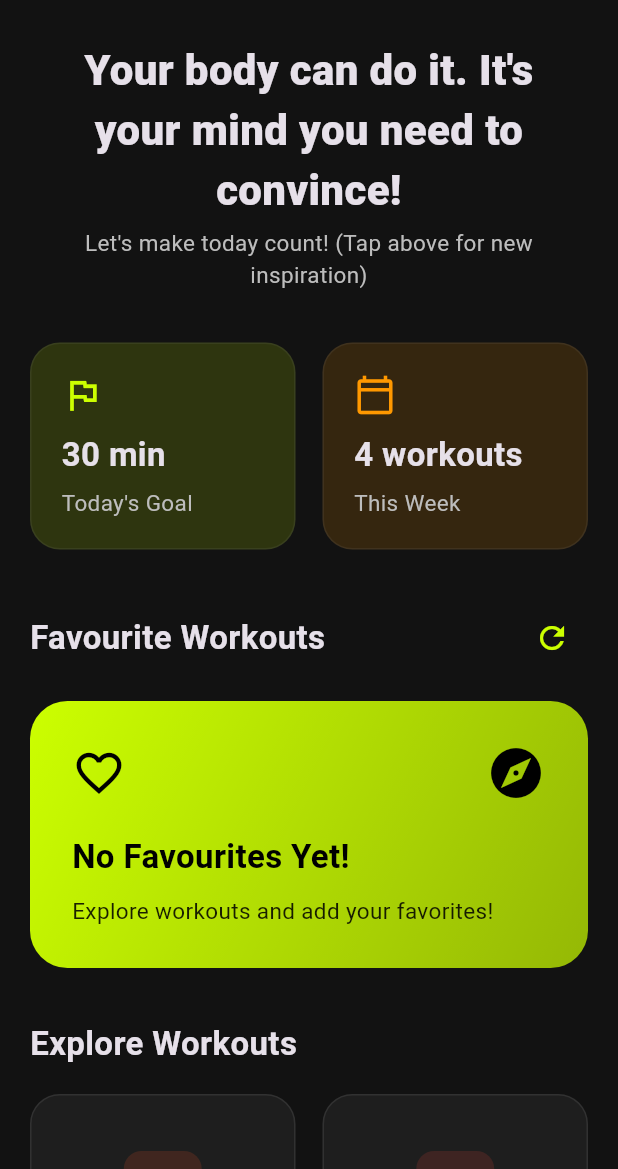
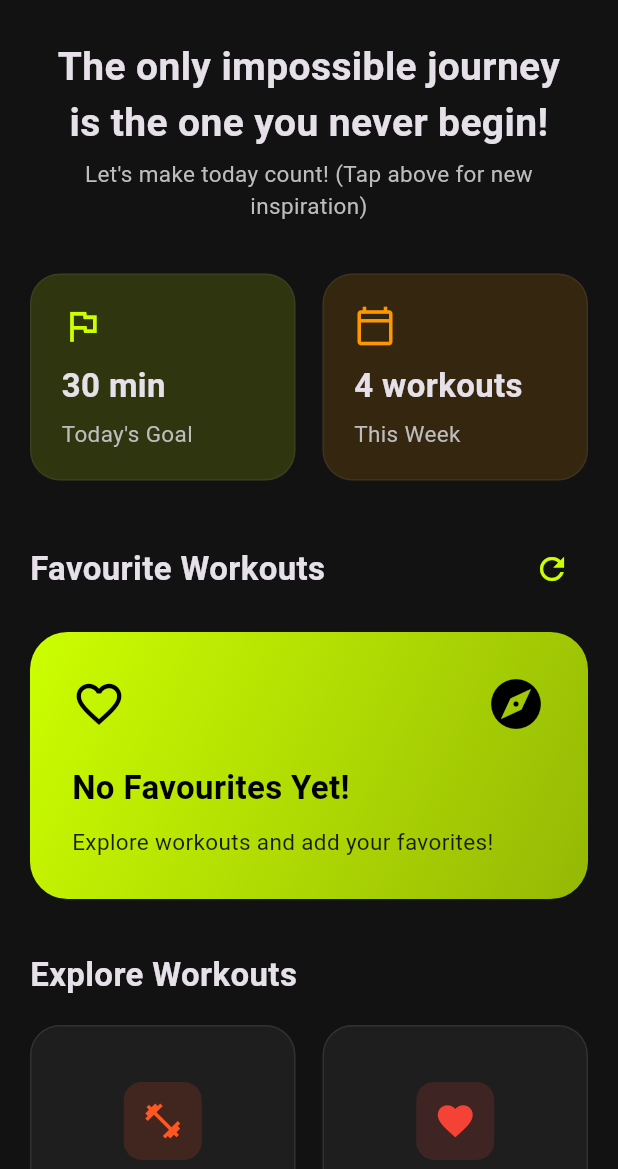
Before and after one commit to Rafiqirobi/FitTrack, a Flutter app: the HomeScreen screen opened directly, after a tap on the "refresh" icon, on a phone screen of 412 x 824 dp, the part 67-1236 px from its top. Run offline on Flutter 3.47's test engine with Material 3 defaults, Android fonts, the light colour scheme and no system bars; our stand-ins replace audioplayers, cloud_firestore, firebase_auth, firebase_core, shared_preferences, video_player; accounts and stored records are empty.

Commit message:
Refactor HomeScreen to replace daily inspiration with motivational quotes; update animations and related methods for improved functionality

```diff
--- a/lib/screens/home_screen.dart
+++ b/lib/screens/home_screen.dart
@@ -1,6 +1,6 @@
 import 'package:flutter/material.dart';
+import 'dart:async';
 import 'dart:math';
-import 'dart:async';
 import 'package:FitTrack/services/firestore_service.dart';
 import 'package:FitTrack/models/workout_model.dart';
 
@@ -71,30 +71,8 @@ class _HomeScreenState extends State<HomeScreen> with TickerProviderStateMixin {
   bool _loadingFavoriteWorkouts = true;
   StreamSubscription? _favoritesSubscription;
 
-  // --- Animation Controllers and Animations ---
-  // Declared as `late` because they are initialized in `initState`.
-
-  late AnimationController _headerController;
-  late Animation<Offset> _headerSlideAnimation;
-  late Animation<double> _headerFadeAnimation;
-
-  late AnimationController _statsController;
-  late Animation<Offset> _statsSlideAnimation;
-  late Animation<double> _statsFadeAnimation;
-
-  late AnimationController _quickStartController;
-  late Animation<double> _quickStartScaleAnimation;
-
-  late List<AnimationController> _categoryControllers;
-  late List<Animation<double>> _categoryFadeAnimations;
-  late List<Animation<Offset>> _categorySlideAnimations;
-
-  late AnimationController _inspirationController;
-  late Animation<Offset> _inspirationSlideAnimation;
-  late Animation<double> _inspirationFadeAnimation;
-
-  // Daily inspiration quotes
-  final List<String> _inspirationalQuotes = [
+  // --- Motivational Quotes ---
+  final List<String> _motivationalQuotes = [
     "Your body can do it. It's your mind you need to convince!",
     "Don't stop when you're tired. Stop when you're done!",
     "The pain you feel today will be the strength you feel tomorrow!",
@@ -114,17 +92,35 @@ class _HomeScreenState extends State<HomeScreen> with TickerProviderStateMixin {
     "Believe in yourself and you will be unstoppable!",
     "Progress, not perfection!",
     "Make it happen!",
-    "Today's pain is tomorrow's power!"
+    "Today's pain is tomorrow's power!",
+    "The only impossible journey is the one you never begin!",
+    "Sweat is just fat crying!",
+    "Your only limit is your mind!",
+    "Wake up with determination, go to bed with satisfaction!",
+    "A champion is someone who gets up when they can't!"
   ];
 
-  String _dailyInspiration = '';
+  String _currentQuote = '';
 
-  void _generateDailyInspiration() {
-    final random = Random();
-    setState(() {
-      _dailyInspiration = _inspirationalQuotes[random.nextInt(_inspirationalQuotes.length)];
-    });
-  }
+  // --- Animation Controllers and Animations ---
+  // Declared as `late` because they are initialized in `initState`.
+
+  late AnimationController _headerController;
+  late Animation<Offset> _headerSlideAnimation;
+  late Animation<double> _headerFadeAnimation;
+
+  late AnimationController _statsController;
+  late Animation<Offset> _statsSlideAnimation;
+  late Animation<double> _statsFadeAnimation;
+
+  late AnimationController _quickStartController;
+  late Animation<double> _quickStartScaleAnimation;
+
+  late List<AnimationController> _categoryControllers;
+  late List<Animation<double>> _categoryFadeAnimations;
+  late List<Animation<Offset>> _categorySlideAnimations;
+
+
 
   void _loadFavoriteWorkouts() {
     // Cancel existing subscription if any
@@ -160,6 +156,13 @@ class _HomeScreenState extends State<HomeScreen> with TickerProviderStateMixin {
     _loadFavoriteWorkouts();
     // Add a small delay to show the refresh indicator
     await Future.delayed(Duration(milliseconds: 500));
+  }
+
+  void _generateRandomQuote() {
+    final random = Random();
+    setState(() {
+      _currentQuote = _motivationalQuotes[random.nextInt(_motivationalQuotes.length)];
+    });
   }
 
   void _navigateToWorkout(String workoutId, String workoutName) {
@@ -283,26 +286,11 @@ class _HomeScreenState extends State<HomeScreen> with TickerProviderStateMixin {
             )))
         .toList();
 
-    // Inspiration Card Animation
-    _inspirationController = AnimationController(
-      vsync: this,
-      duration: const Duration(milliseconds: 1200), // Longest for a late, smooth appearance
-    );
-    _inspirationSlideAnimation = Tween<Offset>(
-      begin: const Offset(0, 0.4),
-      end: Offset.zero,
-    ).animate(CurvedAnimation(
-      parent: _inspirationController,
-      curve: Curves.easeOutCubic,
-    ));
-    _inspirationFadeAnimation = Tween<double>(begin: 0.0, end: 1.0).animate(
-        CurvedAnimation(parent: _inspirationController, curve: Curves.easeIn));
-
-    // Generate daily inspiration
-    _generateDailyInspiration();
-
     // Load favorite workouts
     _loadFavoriteWorkouts();
+
+    // Generate a random motivational quote
+    _generateRandomQuote();
 
     // Start all animations shortly after the initial build completes
     // This gives Flutter a moment to lay out the widgets before animating them.
@@ -313,7 +301,6 @@ class _HomeScreenState extends State<HomeScreen> with TickerProviderStateMixin {
       for (var controller in _categoryControllers) {
         controller.forward();
       }
-      _inspirationController.forward();
     });
   }
 
@@ -354,7 +341,6 @@ class _HomeScreenState extends State<HomeScreen> with TickerProviderStateMixin {
     for (var controller in _categoryControllers) {
       controller.dispose(); // Dispose each controller in the list
     }
-    _inspirationController.dispose();
     _favoritesSubscription?.cancel(); // Cancel favorites subscription
     super.dispose(); // Always call super.dispose() last
   }
@@ -411,15 +397,15 @@ class _HomeScreenState extends State<HomeScreen> with TickerProviderStateMixin {
                 child: SlideTransition(
                   position: _headerSlideAnimation,
                   child: GestureDetector(
-                    onTap: _generateDailyInspiration, // Allow users to tap for a new inspiration
+                    onTap: _generateRandomQuote, // Tap to get a new quote
                     child: Container(
                       padding: const EdgeInsets.symmetric(horizontal: 10, vertical: 5),
                       child: Text(
-                        _dailyInspiration.isEmpty ? 'Welcome back, Fitness Enthusiast!' : _dailyInspiration, // Dynamic daily inspiration
+                        _currentQuote.isNotEmpty ? _currentQuote : 'Welcome back, Fitness Enthusiast!',
                         style: TextStyle(
                           color: Theme.of(context).textTheme.headlineLarge?.color ?? (isDarkMode ? Colors.white : Colors.black),
-                          fontSize: 28, // Slightly smaller to accommodate longer inspirational quotes
-                          fontWeight: FontWeight.w800, // Extra bold
+                          fontSize: 26, // Slightly smaller to accommodate longer motivational quotes
+                          fontWeight: FontWeight.w700, // Bold but readable
                         ),
                         textAlign: TextAlign.center, // Center align for better readability
                       ),
@@ -756,58 +742,6 @@ class _HomeScreenState extends State<HomeScreen> with TickerProviderStateMixin {
                 ],
               ),
 
-              SizedBox(height: 35),
-
-              // Today's Inspiration Card (with Fade and Slide Animations)
-              FadeTransition(
-                opacity: _inspirationFadeAnimation,
-                child: SlideTransition(
-                  position: _inspirationSlideAnimation,
-                  child: Container(
-                    width: double.infinity,
-                    padding: EdgeInsets.all(24), // More padding
-                    decoration: BoxDecoration(
-                      color: Theme.of(context).cardColor, // Uses theme's card color
-                      borderRadius: BorderRadius.circular(20), // More rounded
-                      border: Border.all(color: Colors.grey.withOpacity(0.15)), // Subtle border
-                      // Shadow removed as per request
-                    ),
-                    child: Column(
-                      crossAxisAlignment: CrossAxisAlignment.start,
-                      children: [
-                        Row(
-                          children: [
-                            Icon(
-                              Icons.lightbulb_outline, // Lightbulb icon
-                              color: Theme.of(context).primaryColor, // Icon color matches primary
-                              size: 28, // Slightly larger
-                            ),
-                            SizedBox(width: 14), // More spacing
-                            Text(
-                              'Daily Inspiration', // More engaging title
-                              style: TextStyle(
-                                color: Theme.of(context).textTheme.headlineMedium?.color ?? (isDarkMode ? Colors.white : Colors.black87),
-                                fontSize: 20, // Slightly larger
-                                fontWeight: FontWeight.w700,
-                              ),
-                            ),
-                          ],
-                        ),
-                        SizedBox(height: 16), // More spacing
-                        Text(
-                          '"The only bad workout is the one that didn\'t happen. Consistency is key!"', // Enhanced quote
-                          style: TextStyle(
-                            color: Colors.grey[isDarkMode ? 400 : 700], // Adjust color for dark mode
-                            fontSize: 17, // Slightly larger
-                            fontStyle: FontStyle.italic,
-                            height: 1.4, // Improve line spacing for readability
-                          ),
-                        ),
-                      ],
-                    ),
-                  ),
-                ),
-              ),
               SizedBox(height: 20), // Padding at the very bottom
             ],
             ),
```
